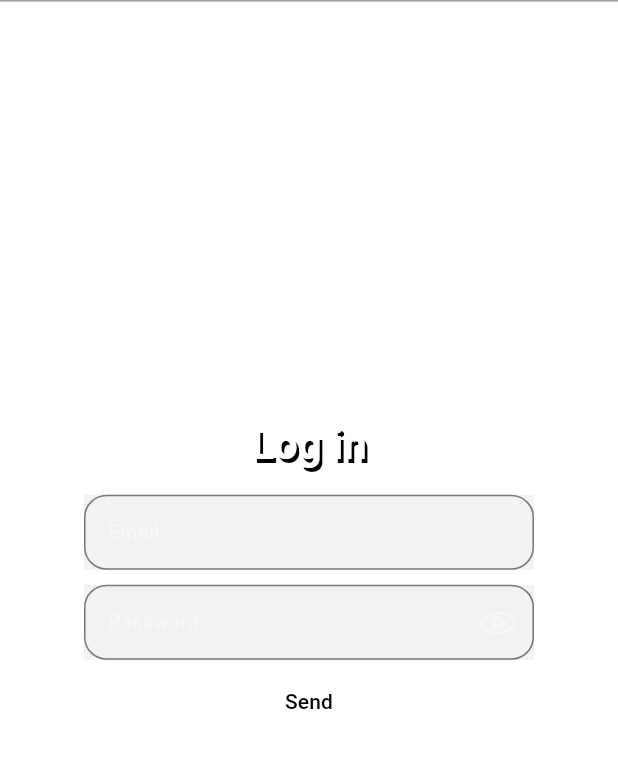
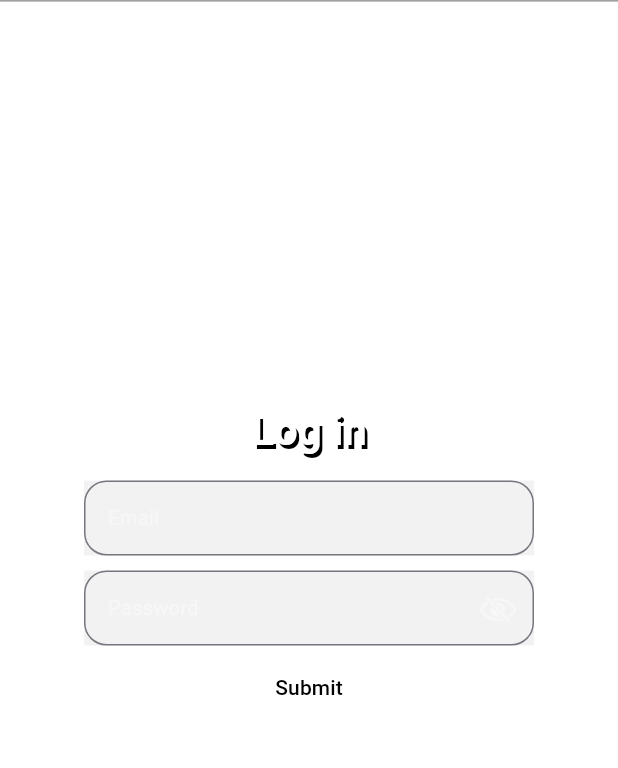
Before and after one commit to paripaon/flutter-app-3, a Flutter app: the screen it shows after launch, on a phone screen of 412 x 824 dp, the part 82-850 px from its top. Run offline on Flutter 3.47's test engine with Material 3 defaults, Android fonts, the light colour scheme and no system bars.

Commit message:
fixing ligin page and passwordGeter

```diff
--- a/lib/main.dart
+++ b/lib/main.dart
@@ -32,7 +32,10 @@ class MyApp extends StatelessWidget {
             color: Colors.white,
             shadows: [Shadow(offset: Offset(2, 1.5))],
           ),
-            bodyLarge: TextStyle(fontSize: 15, color: Color.fromARGB(180, 10, 10, 10)),
+          bodyLarge: TextStyle(
+            fontSize: 15,
+            color: Color.fromARGB(180, 10, 10, 10),
+          ),
         ),
       ),
       home: const MyHomePage(),
@@ -53,6 +56,26 @@ class MyHomePage extends StatefulWidget {
 }
 
 class _MyHomePageState extends State<MyHomePage> {
+  final TextEditingController _emailController = TextEditingController();
+  final TextEditingController _passwordController = TextEditingController();
+
+  final String correctEmail = "email.com";
+  final String correctPassword = "password";
+
+  String errorText = "wrong Password or Email!";
+  Color _TextColor = Color.fromARGB(0, 10, 10, 10);
+
+  void _login() {
+    if (_emailController.text == correctEmail &&
+        _passwordController.text == correctPassword) {
+      Navigator.pushNamedAndRemoveUntil(context, "/second", (route) => false);
+    } else {
+      setState(() {
+        _TextColor = Colors.redAccent;
+      });
+    }
+  }
+
   @override
   Widget build(BuildContext context) {
     return Scaffold(
@@ -65,15 +88,21 @@ class _MyHomePageState extends State<MyHomePage> {
           children: [
             Text('Log in', style: Theme.of(context).textTheme.headlineLarge),
             SizedBox(height: 16),
-            TextField_Theme(lable: "Email", rightIcon: null),
+            TextField_Theme(
+              lable: "Email",
+              rightIcon: null,
+              controller: _emailController,
+            ),
             SizedBox(height: 10),
-            TextField_Theme(lable: "Password", rightIcon: CupertinoIcons.eye),
+            TextField_Theme(
+              lable: "Password",
+              rightIcon: CupertinoIcons.eye,
+              controller: _passwordController,
+            ),
             SizedBox(height: 4),
             SizedBox(
               child: TextButton(
-                onPressed: () {
-                  setState(() {});
-                },
+                onPressed: _login,
                 child: Container(
                   width: 150,
                   height: 30,
@@ -83,9 +112,20 @@ class _MyHomePageState extends State<MyHomePage> {
                   ),
                   child: Align(
                     alignment: Alignment.center,
-                    child: Text('Send', style: TextStyle(color: Colors.black)),
+                    child: Text(
+                      'Submit',
+                      style: TextStyle(color: Colors.black),
+                    ),
                   ),
                 ),
+              ),
+            ),
+            Text(
+              errorText,
+              style: TextStyle(
+                color: _TextColor,
+                shadows: [Shadow(color: _TextColor, offset: Offset(0, 0))],
+                fontSize: 13,
               ),
             ),
           ],
@@ -142,7 +182,7 @@ class DrawerOnly extends StatelessWidget {
               ),
             ),
           ),
-          Divider(color: Colors.black45,),
+          Divider(color: Colors.black45),
           ListTile(
             title: Text(
               'Home',
@@ -154,10 +194,14 @@ class DrawerOnly extends StatelessWidget {
               ),
             ),
             onTap: () {
-              Navigator.pushNamedAndRemoveUntil(context, "/second", (route) => false);
+              Navigator.pushNamedAndRemoveUntil(
+                context,
+                "/second",
+                (route) => false,
+              );
             },
           ),
-          Divider(color: Colors.black45,),
+          Divider(color: Colors.black45),
           ListTile(
             title: Text(
               'Login',
@@ -169,10 +213,14 @@ class DrawerOnly extends StatelessWidget {
               ),
             ),
             onTap: () {
-              Navigator.pushNamedAndRemoveUntil(context, "/home", (route) => false);
+              Navigator.pushNamedAndRemoveUntil(
+                context,
+                "/home",
+                (route) => false,
+              );
             },
           ),
-          Divider(color: Colors.black45,),
+          Divider(color: Colors.black45),
         ],
       ),
     );
@@ -182,11 +230,13 @@ class DrawerOnly extends StatelessWidget {
 class TextField_Theme extends StatefulWidget {
   final String lable;
   final rightIcon;
+  final TextEditingController controller;
 
   const TextField_Theme({
     super.key,
     required this.lable,
-    required this.rightIcon,
+    this.rightIcon,
+    required this.controller,
   });
 
   @override
@@ -194,7 +244,7 @@ class TextField_Theme extends StatefulWidget {
 }
 
 class _TextField_ThemeState extends State<TextField_Theme> {
-  bool _obscure = false;
+  bool _obscure = true;
 
   @override
   Widget build(BuildContext context) {
@@ -203,6 +253,7 @@ class _TextField_ThemeState extends State<TextField_Theme> {
       height: 50,
       color: Color.fromARGB(20, 100, 100, 100),
       child: TextField(
+        controller: widget.controller,
         style: Theme.of(context).textTheme.bodyMedium,
         decoration: InputDecoration(
           labelText: widget.lable,
@@ -226,7 +277,7 @@ class _TextField_ThemeState extends State<TextField_Theme> {
           ),
           border: OutlineInputBorder(borderRadius: BorderRadius.circular(15)),
         ),
-        obscureText: _obscure,
+        obscureText: widget.lable == "Password" ? _obscure : false,
         cursorColor: Colors.white,
       ),
     );
```
